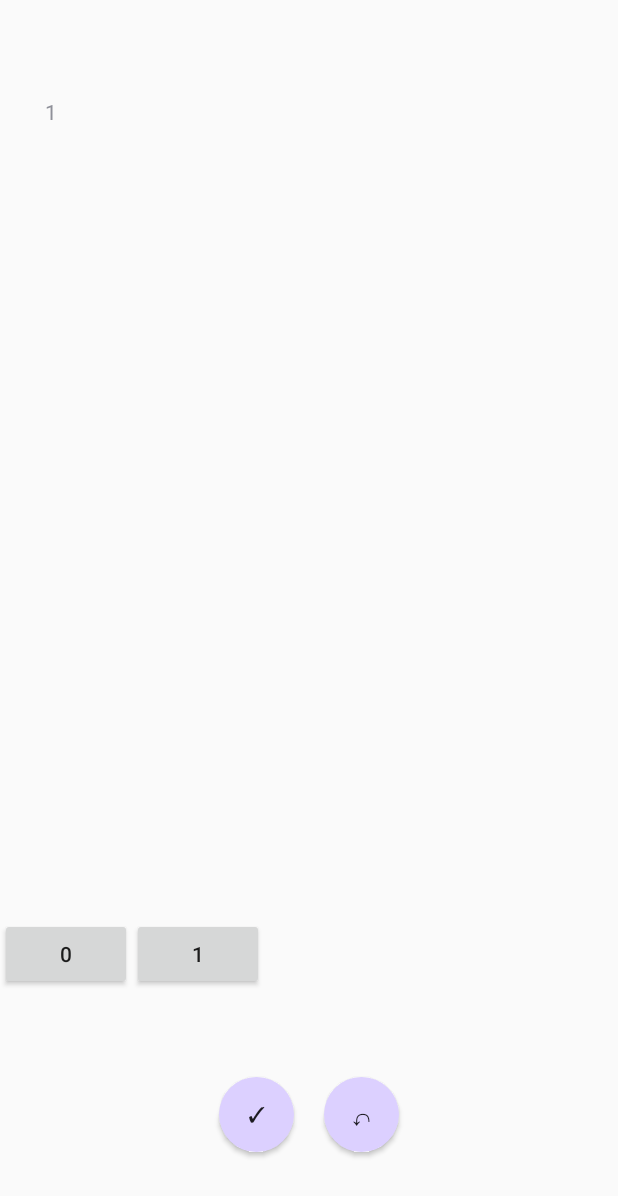
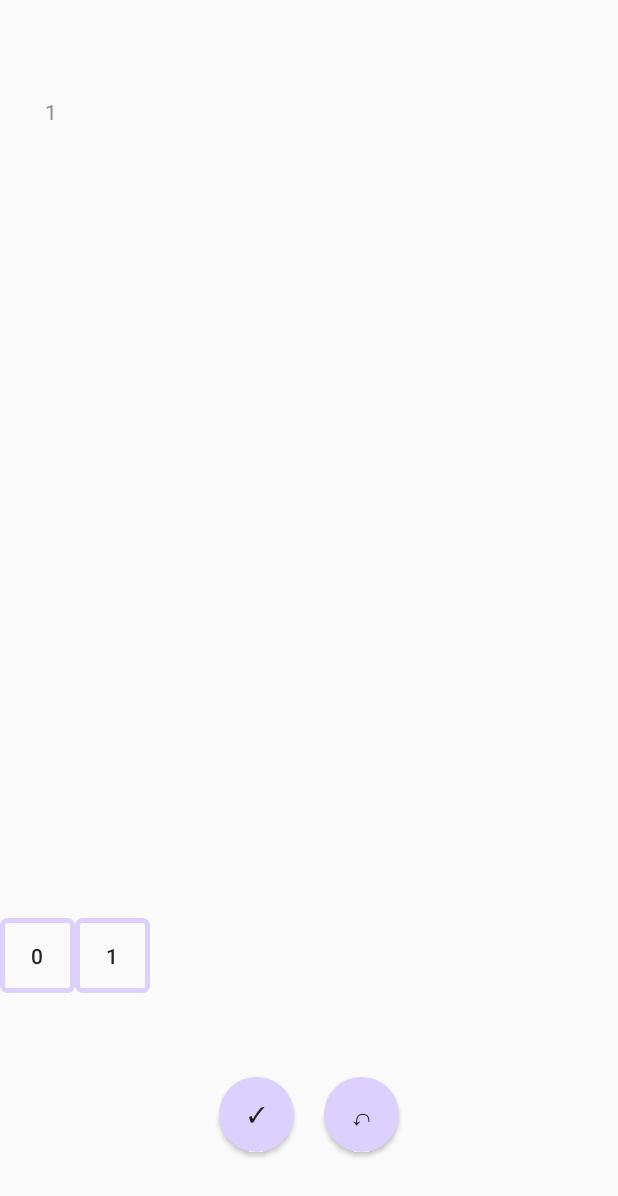
Before and after one commit to marcell-szabo/Oh-Hell-Calculator, an Android app: the Table screen opened directly, with no data from a screen before it, on a phone screen of 412 x 824 dp. Shown: the top 1196 px of the screen. Run offline under Robolectric (Android 15) with nearby library versions, the phone set to English and light mode, and no system bars.

Commit message:
kesz app 1.0.5 style changed

```diff
--- a/app/src/main/AndroidManifest.xml
+++ b/app/src/main/AndroidManifest.xml
@@ -12,7 +12,7 @@
         <activity android:name=".Names"
             android:noHistory="true">
         </activity>
-        <activity android:name=".Table" />
+        <activity android:name=".Table"/>
         <activity android:name=".MainActivity">
             <intent-filter>
                 <action android:name="android.intent.action.MAIN" />
--- a/app/src/main/java/com/example/ohhellcalculator/Table.java
+++ b/app/src/main/java/com/example/ohhellcalculator/Table.java
@@ -28,6 +28,8 @@ import android.widget.ScrollView;
 import android.widget.TableLayout;
 import android.widget.TableRow;
 import android.widget.TextView;
+
+import com.google.android.material.button.MaterialButton;
 
 public class Table extends AppCompatActivity {
     TableLayout tableLayout;
@@ -180,6 +182,9 @@ public class Table extends AppCompatActivity {
         button.setText(getString(R.string.guessbutton, i));
         LinearLayout buttonlayout = findViewById(R.id.buttonlayout);
         buttonlayout.addView(button);
+        LinearLayout.LayoutParams params = (LinearLayout.LayoutParams) button.getLayoutParams();
+        params.width = changeDpToPixel(50);
+        button.setLayoutParams(params);
     }
 
     @SuppressLint("SetTextI18n")
--- a/app/src/main/res/drawable-v21/round_button.xml
+++ b/app/src/main/res/drawable-v21/round_button.xml
@@ -1,9 +1,8 @@
 <?xml version="1.0" encoding="utf-8"?>
-<ripple xmlns:android="http://schemas.android.com/apk/res/android">
-    android:color="#dcd0ff">
+<ripple xmlns:android="http://schemas.android.com/apk/res/android" android:color="@color/lavender">>
     <item>
         <shape android:shape="oval">
-            <solid android:color="#dcd0ff"/>
+            <solid android:color="@color/lavender"/>
             <size android:width="120dp" android:height="120dp"></size>
         </shape>
     </item>
--- /dev/null
+++ b/app/src/main/res/drawable/borderbutton.xml
@@ -0,0 +1,19 @@
+<?xml version="1.0" encoding="utf-8"?>
+<selector xmlns:android="http://schemas.android.com/apk/res/android">
+    <item android:state_pressed="false">
+        <shape android:shape="rectangle">
+            <solid android:color="@android:color/transparent"/>
+            <size android:width="120dp" android:height="120dp"/>
+            <corners android:radius="3dp" />
+            <stroke android:width="5px" android:color="@color/lavender" />
+        </shape>
+    </item>
+    <item android:state_pressed="true">
+        <shape android:shape="rectangle">
+            <solid android:color="@android:color/transparent"/>
+            <size android:width="12dp" android:height="12dp"/>
+            <corners android:radius="3dp" />
+            <stroke android:width="5px" android:color="@color/lavender" />
+        </shape>
+    </item>
+</selector>
--- a/app/src/main/res/drawable/round_button.xml
+++ b/app/src/main/res/drawable/round_button.xml
@@ -2,13 +2,13 @@
 <selector xmlns:android="http://schemas.android.com/apk/res/android">
     <item android:state_pressed="false">
         <shape android:shape="oval">
-            <solid android:color="#dcd0ff"/>
+            <solid android:color="@color/lavender"/>
             <size android:width="120dp" android:height="120dp"/>
         </shape>
     </item>
     <item android:state_pressed="true">
         <shape android:shape="oval">
-            <solid android:color="#E6E6FA"/>
+            <solid android:color="@color/lavender"/>
             <size android:width="120dp" android:height="120dp"/>
         </shape>
     </item>
--- a/app/src/main/res/layout/activity_main.xml
+++ b/app/src/main/res/layout/activity_main.xml
@@ -51,6 +51,7 @@
                     android:layout_height="wrap_content"
                     android:autofillHints=""
                     android:ems="10"
+                    android:backgroundTint="@color/lavender"
                     android:inputType="number" />
             </TableRow>
 
@@ -70,7 +71,8 @@
                     android:layout_height="wrap_content"
                     android:autofillHints=""
                     android:ems="10"
-                    android:inputType="number" />
+                    android:inputType="number"
+                    android:backgroundTint="@color/lavender" />
 
             </TableRow>
 
--- a/app/src/main/res/layout/guess_button.xml
+++ b/app/src/main/res/layout/guess_button.xml
@@ -1,7 +1,8 @@
 <?xml version="1.0" encoding="utf-8"?>
 <Button xmlns:android="http://schemas.android.com/apk/res/android"
     android:id="@+id/guessbutton"
-    android:layout_width="match_parent"
-    android:layout_height="wrap_content"
-    android:onClick="guessButton_click">
+    android:layout_width="10dp"
+    android:layout_height="match_parent"
+    android:onClick="guessButton_click"
+    android:background="@drawable/borderbutton">
 </Button>
--- a/app/src/main/res/layout/tablerow_names.xml
+++ b/app/src/main/res/layout/tablerow_names.xml
@@ -7,13 +7,12 @@ android:focusable="true" >
     android:id="@+id/tableCell1"
     android:layout_width="wrap_content"
     android:layout_column="0"
-    android:layout_weight="1"
-    android:textColor="@android:color/darker_gray"  />
+    android:layout_weight="1" />
 
 <EditText
     android:id="@+id/tableCell2"
     android:layout_width="0dp"
     android:layout_column="1"
     android:layout_weight="1"
-    android:textColor="@android:color/darker_gray"  />
+    android:backgroundTint="@color/lavender"/>
 </TableRow>
--- a/app/src/main/res/values/colors.xml
+++ b/app/src/main/res/values/colors.xml
@@ -3,4 +3,5 @@
     <color name="colorPrimary">#6200EE</color>
     <color name="colorPrimaryDark">#3700B3</color>
     <color name="colorAccent">#03DAC5</color>
+    <color name="lavender">#dcd0ff</color>>
 </resources>
```
